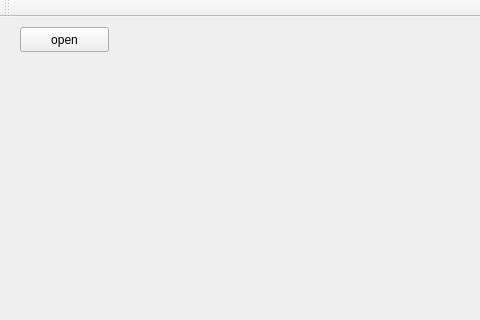
First picture: the form in view.ui, repository yang-han/GraphicsEditor, before the edit; both pictures show x 0 to 480 and y 0 to 320 of the 971 by 674 pixel window.
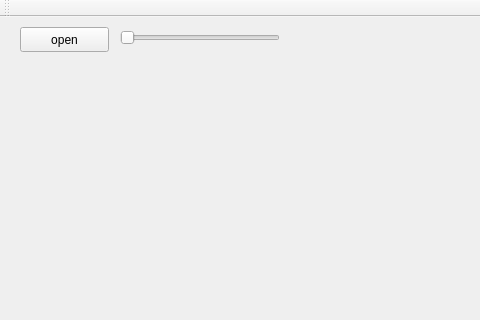
Second picture: the form after the edit.

Commit message: add function: alter Bright

What changed in the file:
```diff
--- a/view.ui
+++ b/view.ui
@@ -40,6 +40,31 @@
      <string/>
     </property>
    </widget>
+   <widget class="QSlider" name="brightSlider">
+    <property name="geometry">
+     <rect>
+      <x>120</x>
+      <y>10</y>
+      <width>160</width>
+      <height>22</height>
+     </rect>
+    </property>
+    <property name="maximumSize">
+     <size>
+      <width>160</width>
+      <height>16777215</height>
+     </size>
+    </property>
+    <property name="toolTip">
+     <string>&lt;html&gt;&lt;head/&gt;&lt;body&gt;&lt;p&gt;亮度&lt;/p&gt;&lt;/body&gt;&lt;/html&gt;</string>
+    </property>
+    <property name="whatsThis">
+     <string>&lt;html&gt;&lt;head/&gt;&lt;body&gt;&lt;p&gt;改变亮度&lt;/p&gt;&lt;/body&gt;&lt;/html&gt;</string>
+    </property>
+    <property name="orientation">
+     <enum>Qt::Horizontal</enum>
+    </property>
+   </widget>
   </widget>
   <widget class="QMenuBar" name="menuBar">
    <property name="geometry">
```
The commit also changes 11 other files.
